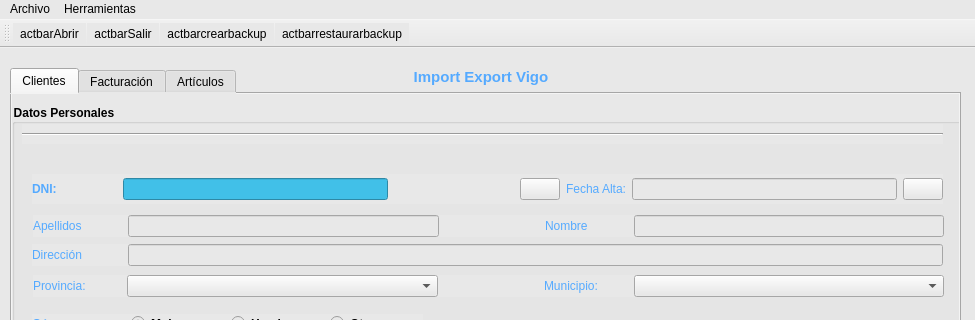
Qt form window.ui (RadicalKill/fernandezserra) before a commit; both pictures show x 0 to 975 and y 0 to 320 of the 975 by 802 pixel window.
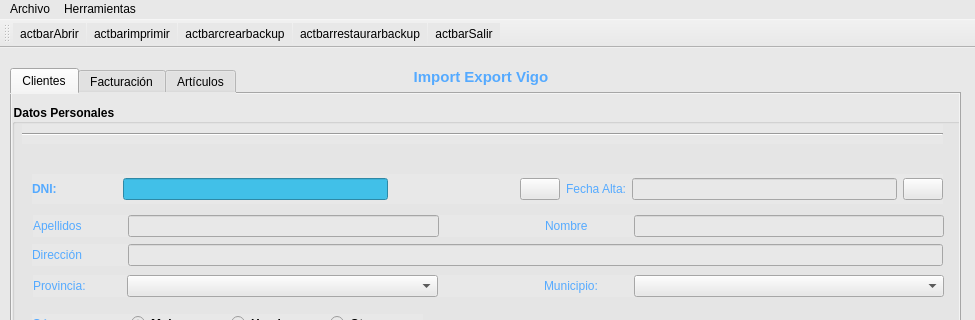
The same form after that commit. Icons and pictures are not drawn.

```diff
--- a/window.ui
+++ b/window.ui
@@ -811,9 +811,10 @@
     <bool>false</bool>
    </attribute>
    <addaction name="actionactbarAbrir"/>
-   <addaction name="actionactbarSalir"/>
+   <addaction name="actionactbarimprimir"/>
    <addaction name="actionactbarcrearbackup"/>
    <addaction name="actionactbarrestaurarbackup"/>
+   <addaction name="actionactbarSalir"/>
   </widget>
   <action name="actionGuadar">
    <property name="text">
@@ -897,6 +898,15 @@
     <string>actbarrestaurarbackup</string>
    </property>
   </action>
+  <action name="actionactbarimprimir">
+   <property name="icon">
+    <iconset>
+     <normaloff>img/814618.png</normaloff>img/814618.png</iconset>
+   </property>
+   <property name="text">
+    <string>actbarimprimir</string>
+   </property>
+  </action>
  </widget>
  <resources/>
  <connections/>
```
